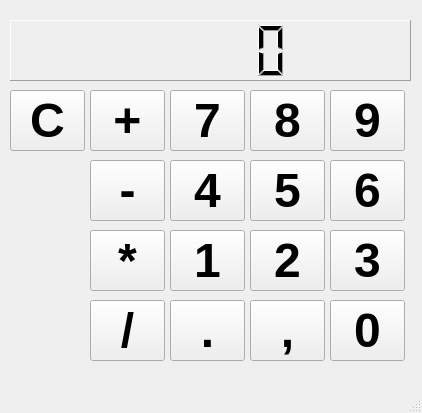
First picture: the form in Calculator/calcd.ui, repository mateusribeirocampos/Calcd_Qt, before the edit.
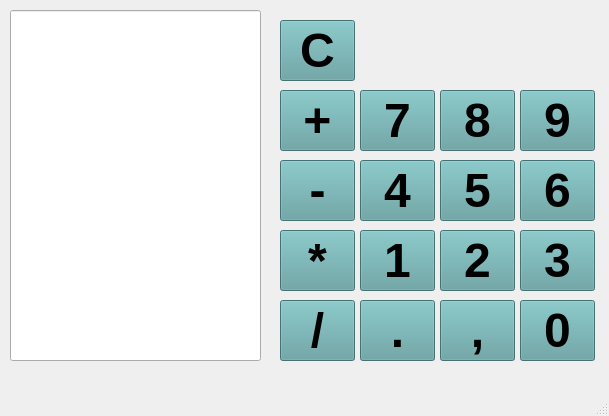
Second picture: the form after the edit.

Diff of the .ui file:
```diff
--- a/Calculator/calcd.ui
+++ b/Calculator/calcd.ui
@@ -6,37 +6,31 @@
    <rect>
     <x>0</x>
     <y>0</y>
-    <width>422</width>
-    <height>413</height>
+    <width>609</width>
+    <height>416</height>
    </rect>
   </property>
   <property name="windowTitle">
    <string>Calcd</string>
   </property>
+  <property name="styleSheet">
+   <string notr="true">QPushButton{
+	background-color: #5F9EA0;
+	boder: 1px solid blue;
+	padding: 5px;
+}
+
+QPushButtonPressed{
+	background-color: #00 8B 8B;
+	boder: 1px solid red;
+	padding:  5px;
+}</string>
+  </property>
   <widget class="QWidget" name="centralwidget">
-   <widget class="QLCDNumber" name="LCDnumber">
-    <property name="geometry">
-     <rect>
-      <x>10</x>
-      <y>20</y>
-      <width>401</width>
-      <height>61</height>
-     </rect>
-    </property>
-    <property name="font">
-     <font>
-      <pointsize>36</pointsize>
-      <bold>true</bold>
-     </font>
-    </property>
-    <property name="frameShape">
-     <enum>QFrame::Panel</enum>
-    </property>
-   </widget>
    <widget class="QPushButton" name="B7">
     <property name="geometry">
      <rect>
-      <x>170</x>
+      <x>360</x>
       <y>90</y>
       <width>75</width>
       <height>61</height>
@@ -48,6 +42,14 @@
       <bold>true</bold>
      </font>
     </property>
+    <property name="styleSheet">
+     <string notr="true">QPushButton{
+	background-color: #5F9EA0;
+	boder: 1px solid blue;
+	padding: 5px
+}
+</string>
+    </property>
     <property name="text">
      <string>7</string>
     </property>
@@ -55,7 +57,7 @@
    <widget class="QPushButton" name="B8">
     <property name="geometry">
      <rect>
-      <x>250</x>
+      <x>440</x>
       <y>90</y>
       <width>75</width>
       <height>61</height>
@@ -67,6 +69,14 @@
       <bold>true</bold>
      </font>
     </property>
+    <property name="styleSheet">
+     <string notr="true">QPushButton{
+	background-color: #5F9EA0;
+	boder: 1px solid blue;
+	padding: 5px
+}
+</string>
+    </property>
     <property name="text">
      <string>8</string>
     </property>
@@ -74,7 +84,7 @@
    <widget class="QPushButton" name="B9">
     <property name="geometry">
      <rect>
-      <x>330</x>
+      <x>520</x>
       <y>90</y>
       <width>75</width>
       <height>61</height>
@@ -86,6 +96,14 @@
       <bold>true</bold>
      </font>
     </property>
+    <property name="styleSheet">
+     <string notr="true">QPushButton{
+	background-color: #5F9EA0;
+	boder: 1px solid blue;
+	padding: 5px
+}
+</string>
+    </property>
     <property name="text">
      <string>9</string>
     </property>
@@ -93,7 +111,7 @@
    <widget class="QPushButton" name="B0">
     <property name="geometry">
      <rect>
-      <x>330</x>
+      <x>520</x>
       <y>300</y>
       <width>75</width>
       <height>61</height>
@@ -105,6 +123,14 @@
       <bold>true</bold>
      </font>
     </property>
+    <property name="styleSheet">
+     <string notr="true">QPushButton{
+	background-color: #5F9EA0;
+	boder: 1px solid blue;
+	padding: 5px
+}
+</string>
+    </property>
     <property name="text">
      <string>0</string>
     </property>
@@ -112,7 +138,7 @@
    <widget class="QPushButton" name="B6">
     <property name="geometry">
      <rect>
-      <x>330</x>
+      <x>520</x>
       <y>160</y>
       <width>75</width>
       <height>61</height>
@@ -124,6 +150,14 @@
       <bold>true</bold>
      </font>
     </property>
+    <property name="styleSheet">
+     <string notr="true">QPushButton{
+	background-color: #5F9EA0;
+	boder: 1px solid blue;
+	padding: 5px
+}
+</string>
+    </property>
     <property name="text">
      <string>6</string>
     </property>
@@ -131,7 +165,7 @@
    <widget class="QPushButton" name="B5">
     <property name="geometry">
      <rect>
-      <x>250</x>
+      <x>440</x>
       <y>160</y>
       <width>75</width>
       <height>61</height>
@@ -143,6 +177,14 @@
       <bold>true</bold>
      </font>
     </property>
+    <property name="styleSheet">
+     <string notr="true">QPushButton{
+	background-color: #5F9EA0;
+	boder: 1px solid blue;
+	padding: 5px
+}
+</string>
+    </property>
     <property name="text">
      <string>5</string>
     </property>
@@ -150,7 +192,7 @@
    <widget class="QPushButton" name="B4">
     <property name="geometry">
      <rect>
-      <x>170</x>
+      <x>360</x>
       <y>160</y>
       <width>75</width>
       <height>61</height>
@@ -162,6 +204,14 @@
       <bold>true</bold>
      </font>
     </property>
+    <property name="styleSheet">
+     <string notr="true">QPushButton{
+	background-color: #5F9EA0;
+	boder: 1px solid blue;
+	padding: 5px
+}
+</string>
+    </property>
     <property name="text">
      <string>4</string>
     </property>
@@ -169,7 +219,7 @@
    <widget class="QPushButton" name="B1">
     <property name="geometry">
      <rect>
-      <x>170</x>
+      <x>360</x>
       <y>230</y>
       <width>75</width>
       <height>61</height>
@@ -181,6 +231,14 @@
       <bold>true</bold>
      </font>
     </property>
+    <property name="styleSheet">
+     <string notr="true">QPushButton{
+	background-color: #5F9EA0;
+	boder: 1px solid blue;
+	padding: 5px
+}
+</string>
+    </property>
     <property name="text">
      <string>1</string>
     </property>
@@ -188,7 +246,7 @@
    <widget class="QPushButton" name="B2">
     <property name="geometry">
      <rect>
-      <x>250</x>
+      <x>440</x>
       <y>230</y>
       <width>75</width>
       <height>61</height>
@@ -200,6 +258,14 @@
       <bold>true</bold>
      </font>
     </property>
+    <property name="styleSheet">
+     <string notr="true">QPushButton{
+	background-color: #5F9EA0;
+	boder: 1px solid blue;
+	padding: 5px
+}
+</string>
+    </property>
     <property name="text">
      <string>2</string>
     </property>
@@ -207,7 +273,7 @@
    <widget class="QPushButton" name="B3">
     <property name="geometry">
      <rect>
-      <x>330</x>
+      <x>520</x>
       <y>230</y>
       <width>75</width>
       <height>61</height>
@@ -219,6 +285,14 @@
       <bold>true</bold>
      </font>
     </property>
+    <property name="styleSheet">
+     <string notr="true">QPushButton{
+	background-color: #5F9EA0;
+	boder: 1px solid blue;
+	padding: 5px
+}
+</string>
+    </property>
     <property name="text">
      <string>3</string>
     </property>
@@ -226,7 +300,7 @@
    <widget class="QPushButton" name="Bcomma">
     <property name="geometry">
      <rect>
-      <x>250</x>
+      <x>440</x>
       <y>300</y>
       <width>75</width>
       <height>61</height>
@@ -238,6 +312,14 @@
       <bold>true</bold>
      </font>
     </property>
+    <property name="styleSheet">
+     <string notr="true">QPushButton{
+	background-color: #5F9EA0;
+	boder: 1px solid blue;
+	padding: 5px
+}
+</string>
+    </property>
     <property name="text">
      <string>,</string>
     </property>
@@ -245,7 +327,7 @@
    <widget class="QPushButton" name="Bdot">
     <property name="geometry">
      <rect>
-      <x>170</x>
+      <x>360</x>
       <y>300</y>
       <width>75</width>
       <height>61</height>
@@ -257,6 +339,14 @@
       <bold>true</bold>
      </font>
     </property>
+    <property name="styleSheet">
+     <string notr="true">QPushButton{
+	background-color: #5F9EA0;
+	boder: 1px solid blue;
+	padding: 5px
+}
+</string>
+    </property>
     <property name="text">
      <string>.</string>
     </property>
@@ -264,8 +354,8 @@
    <widget class="QPushButton" name="Bclear">
     <property name="geometry">
      <rect>
-      <x>10</x>
-      <y>90</y>
+      <x>280</x>
+      <y>20</y>
       <width>75</width>
       <height>61</height>
      </rect>
@@ -276,6 +366,14 @@
       <bold>true</bold>
      </font>
     </property>
+    <property name="styleSheet">
+     <string notr="true">QPushButton{
+	background-color: #5F9EA0;
+	boder: 1px solid blue;
+	padding: 5px
+}
+</string>
+    </property>
     <property name="text">
      <string>C</string>
     </property>
@@ -283,7 +381,7 @@
    <widget class="QPushButton" name="Bplus">
     <property name="geometry">
      <rect>
-      <x>90</x>
+      <x>280</x>
       <y>90</y>
       <width>75</width>
       <height>61</height>
@@ -295,6 +393,14 @@
       <bold>true</bold>
      </font>
     </property>
+    <property name="styleSheet">
+     <string notr="true">QPushButton{
+	background-color: #5F9EA0;
+	boder: 1px solid blue;
+	padding: 5px
+}
+</string>
+    </property>
     <property name="text">
      <string>+</string>
     </property>
@@ -302,7 +408,7 @@
    <widget class="QPushButton" name="Bminus">
     <property name="geometry">
      <rect>
-      <x>90</x>
+      <x>280</x>
       <y>160</y>
       <width>75</width>
       <height>61</height>
@@ -314,6 +420,14 @@
       <bold>true</bold>
      </font>
     </property>
+    <property name="styleSheet">
+     <string notr="true">QPushButton{
+	background-color: #5F9EA0;
+	boder: 1px solid blue;
+	padding: 5px
+}
+</string>
+    </property>
     <property name="text">
      <string>-</string>
     </property>
@@ -321,7 +435,7 @@
    <widget class="QPushButton" name="Bmultiple">
     <property name="geometry">
      <rect>
-      <x>90</x>
+      <x>280</x>
       <y>230</y>
       <width>75</width>
       <height>61</height>
@@ -333,6 +447,14 @@
       <bold>true</bold>
      </font>
     </property>
+    <property name="styleSheet">
+     <string notr="true">QPushButton{
+	background-color: #5F9EA0;
+	boder: 1px solid blue;
+	padding: 5px
+}
+</string>
+    </property>
     <property name="text">
      <string>*</string>
     </property>
@@ -340,7 +462,7 @@
    <widget class="QPushButton" name="Bdivide">
     <property name="geometry">
      <rect>
-      <x>90</x>
+      <x>280</x>
       <y>300</y>
       <width>75</width>
       <height>61</height>
@@ -352,10 +474,28 @@
       <bold>true</bold>
      </font>
     </property>
+    <property name="styleSheet">
+     <string notr="true">QPushButton{
+	background-color: #5F9EA0;
+	boder: 1px solid blue;
+	padding: 5px
+}
+</string>
+    </property>
     <property name="text">
      <string>/</string>
     </property>
    </widget>
+   <widget class="QLineEdit" name="lineEdit">
+    <property name="geometry">
+     <rect>
+      <x>10</x>
+      <y>10</y>
+      <width>251</width>
+      <height>351</height>
+     </rect>
+    </property>
+   </widget>
   </widget>
   <widget class="QMenuBar" name="menubar">
    <property name="geometry">
```
Left out of the diff: 2 changed lines with no effect on the pictures.
